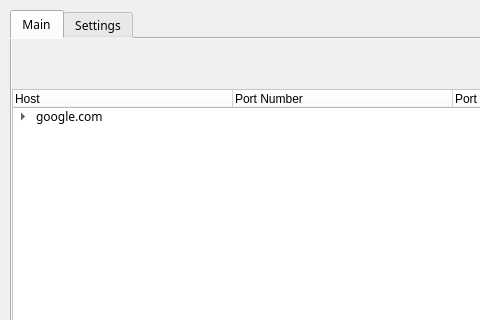
This is src/Scanner_ui.ui in LvMok/TCP-Port-Scanner as Qt 5 draws it before an edit; both pictures show x 0 to 480 and y 0 to 320 of the 1078 by 668 pixel window. The edited form follows.
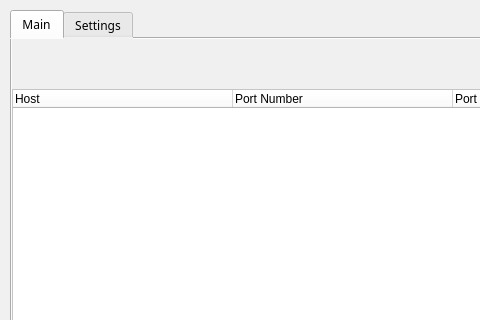
This is the edited form. The open tabs and pages were chosen to show the change. Icons and pictures are not drawn.

Diff of the .ui file:
```diff
--- a/src/Scanner_ui.ui
+++ b/src/Scanner_ui.ui
@@ -193,40 +193,6 @@
             <string>Message</string>
            </property>
           </column>
-          <item>
-           <property name="text">
-            <string>google.com</string>
-           </property>
-           <property name="text">
-            <string/>
-           </property>
-           <property name="text">
-            <string/>
-           </property>
-           <property name="text">
-            <string/>
-           </property>
-           <property name="text">
-            <string/>
-           </property>
-           <item>
-            <property name="text">
-             <string/>
-            </property>
-            <property name="text">
-             <string>Port 3</string>
-            </property>
-            <property name="text">
-             <string>HTTP</string>
-            </property>
-            <property name="text">
-             <string>Open</string>
-            </property>
-            <property name="text">
-             <string/>
-            </property>
-           </item>
-          </item>
          </widget>
          <widget class="QPushButton" name="Scan">
           <property name="geometry">
```
Left out of the diff: 2 changed lines with no effect on the pictures.
